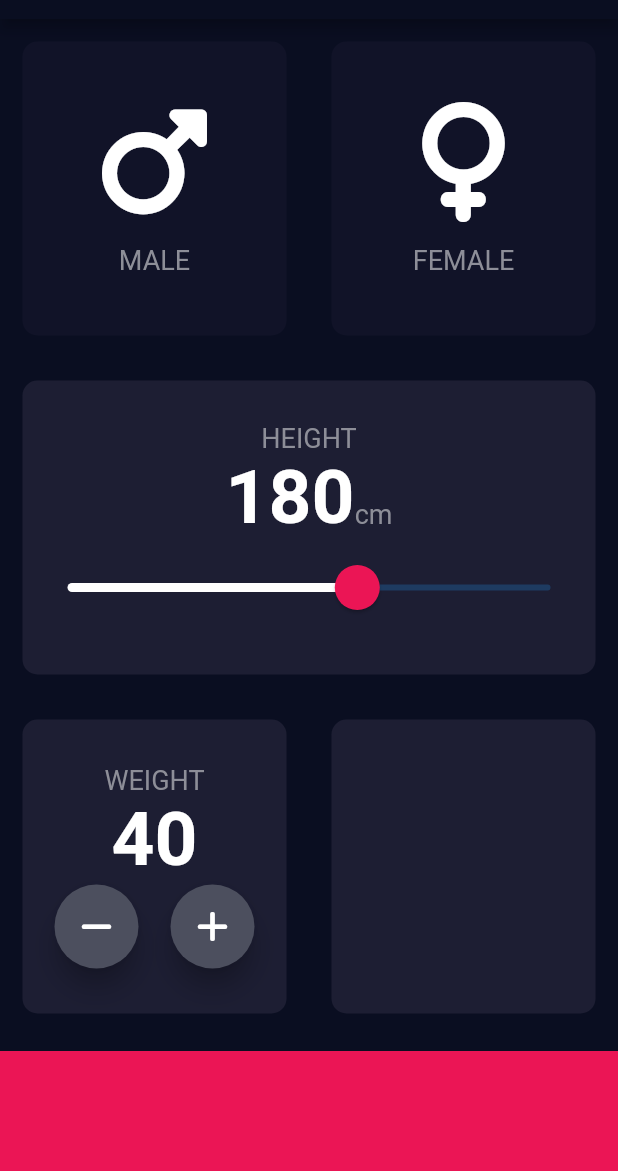
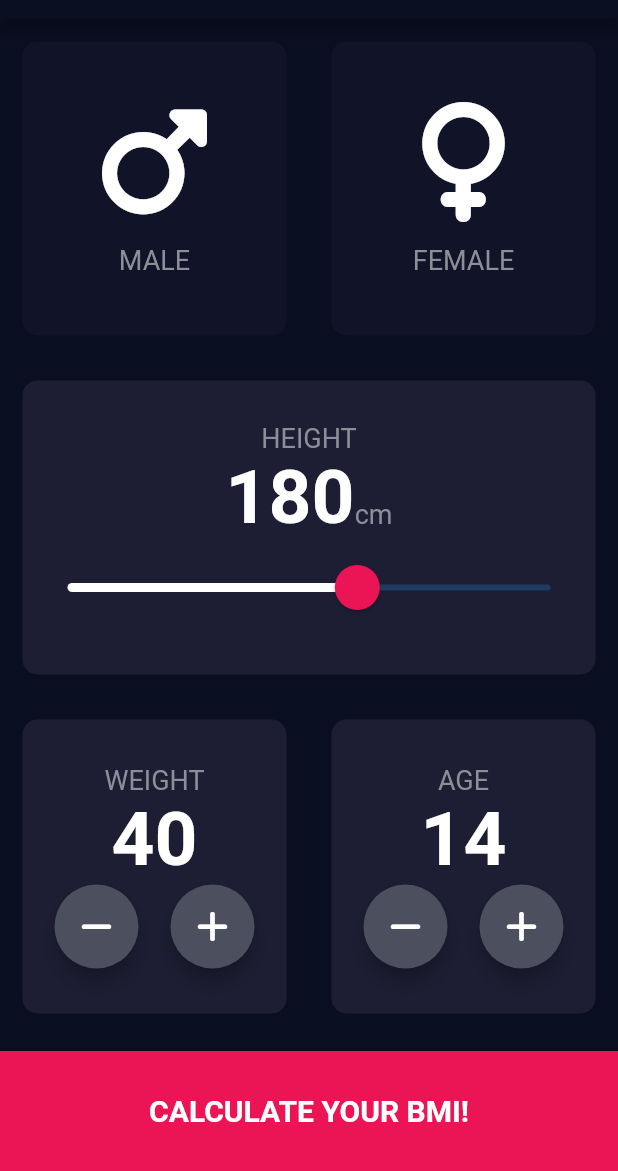
Before and after one commit to Jayakrishnan-manoj/Check_BMI, a Flutter app: the screen it shows after launch, on a phone screen of 412 x 824 dp, the part 65-1236 px from its top. Run offline on Flutter 3.47's test engine with Material 2 defaults, Android fonts, the phone set to English and light mode, and no system bars; our stand-ins replace font_awesome_flutter.

Commit message:
complete input screen

```diff
--- a/lib/Reusables/round_button.dart
+++ b/lib/Reusables/round_button.dart
@@ -1,17 +1,20 @@
 import 'package:flutter/material.dart';
 
 class RoundIconButton extends StatelessWidget {
-  RoundIconButton({required this.icon});
+  RoundIconButton({required this.icon,required this.onPress});
 
   final IconData icon;
+  final Function onPress;
 
   @override
   Widget build(BuildContext context) {
     return RawMaterialButton(
-      onPressed: () {},
+      onPressed: (){
+        onPress();
+      },
       shape: const CircleBorder(),
       fillColor: const Color(0xFF4C4F5E),
-      elevation: 7.0,
+      elevation: 5.0,
       constraints: const BoxConstraints.tightFor(
         width: 56.0,
         height: 56.0,
--- a/lib/screens/input_screen.dart
+++ b/lib/screens/input_screen.dart
@@ -1,5 +1,6 @@
 import 'package:bmi_calculator/Reusables/icon_content.dart';
 import 'package:bmi_calculator/Reusables/round_button.dart';
+import 'package:bmi_calculator/screens/result_screen.dart';
 import 'package:flutter/material.dart';
 import 'package:font_awesome_flutter/font_awesome_flutter.dart';
 
@@ -20,6 +21,7 @@ class _InputScreenState extends State<InputScreen> {
   Gender? selectedGender;
   int height = 180;
   int weight = 40;
+  int age = 14;
 
   @override
   Widget build(BuildContext context) {
@@ -140,9 +142,19 @@ class _InputScreenState extends State<InputScreen> {
                           mainAxisAlignment: MainAxisAlignment.spaceEvenly,
                           children: [
                             RoundIconButton(
+                              onPress: () {
+                                setState(() {
+                                  weight--;
+                                });
+                              },
                               icon: FontAwesomeIcons.minus,
                             ),
                             RoundIconButton(
+                              onPress: () {
+                                setState(() {
+                                  weight++;
+                                });
+                              },
                               icon: FontAwesomeIcons.plus,
                             ),
                           ],
@@ -154,16 +166,73 @@ class _InputScreenState extends State<InputScreen> {
                 Expanded(
                   child: ReusableCard(
                     colour: kActiveCardColor,
+                    cardChild: Column(
+                      mainAxisAlignment: MainAxisAlignment.center,
+                      children: [
+                        const Text(
+                          "AGE",
+                          style: labelTextStyle,
+                        ),
+                        Text(
+                          age.toString(),
+                          style: kNumberTextStyle,
+                        ),
+                        Row(
+                          mainAxisAlignment: MainAxisAlignment.spaceEvenly,
+                          children: [
+                            RoundIconButton(
+                              onPress: () {
+                                setState(() {
+                                  age--;
+                                });
+                              },
+                              icon: FontAwesomeIcons.minus,
+                            ),
+                            RoundIconButton(
+                              onPress: () {
+                                setState(() {
+                                  age++;
+                                });
+                              },
+                              icon: FontAwesomeIcons.plus,
+                            ),
+                          ],
+                        )
+                      ],
+                    ),
                   ),
                 ),
               ],
             ),
           ),
-          Container(
-            color: kBottomContainerColor,
-            margin: const EdgeInsets.only(top: 10.0),
-            width: double.infinity,
-            height: kBottomContainerHeight,
+          GestureDetector(
+            onTap: () {
+              Navigator.push(
+                context,
+                MaterialPageRoute(
+                  builder: (context) => const ResultScreen(),
+                ),
+              );
+            },
+            child: Container(
+              color: kBottomContainerColor,
+              margin: const EdgeInsets.only(top: 10.0),
+              width: double.infinity,
+              height: kBottomContainerHeight,
+              child: Column(
+                mainAxisAlignment: MainAxisAlignment.center,
+                children: const [
+                  Text(
+                    "CALCULATE YOUR BMI!",
+                    style: TextStyle(
+                      color: Colors.white,
+                      fontWeight: FontWeight.w700,
+                      fontSize: 20,
+                    ),
+                  ),
+                ],
+              ),
+            ),
           )
         ],
       ),
```
Also changed, not shown: lib/screens/result_screen.dart (added, +15 -0 lines).
